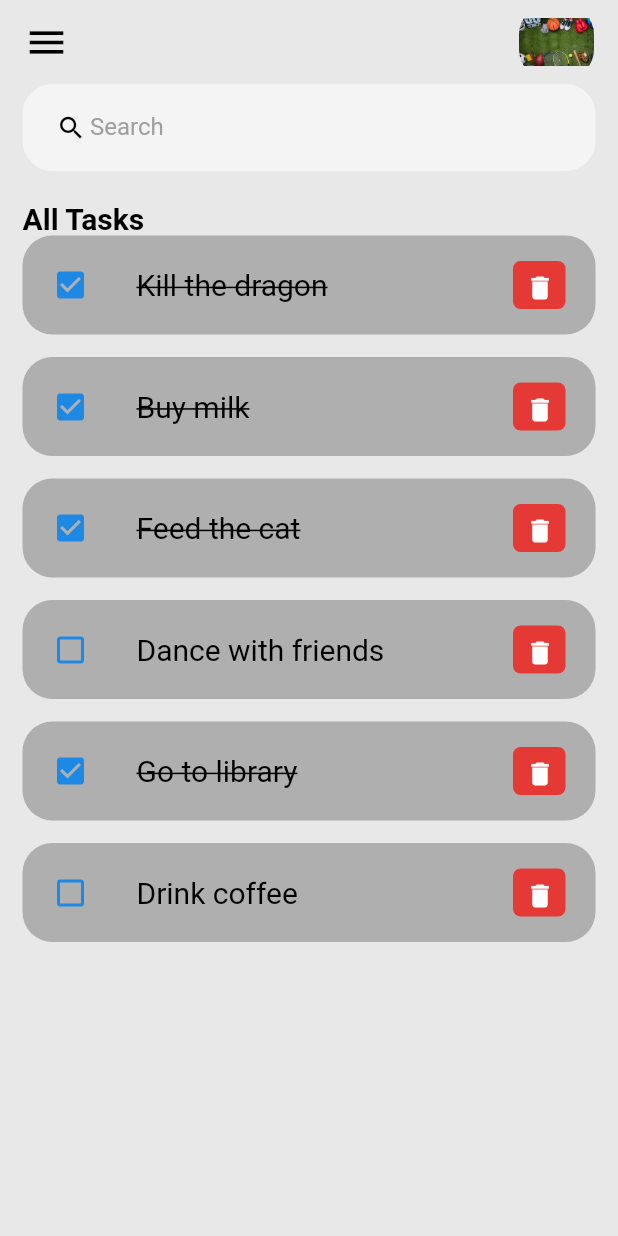
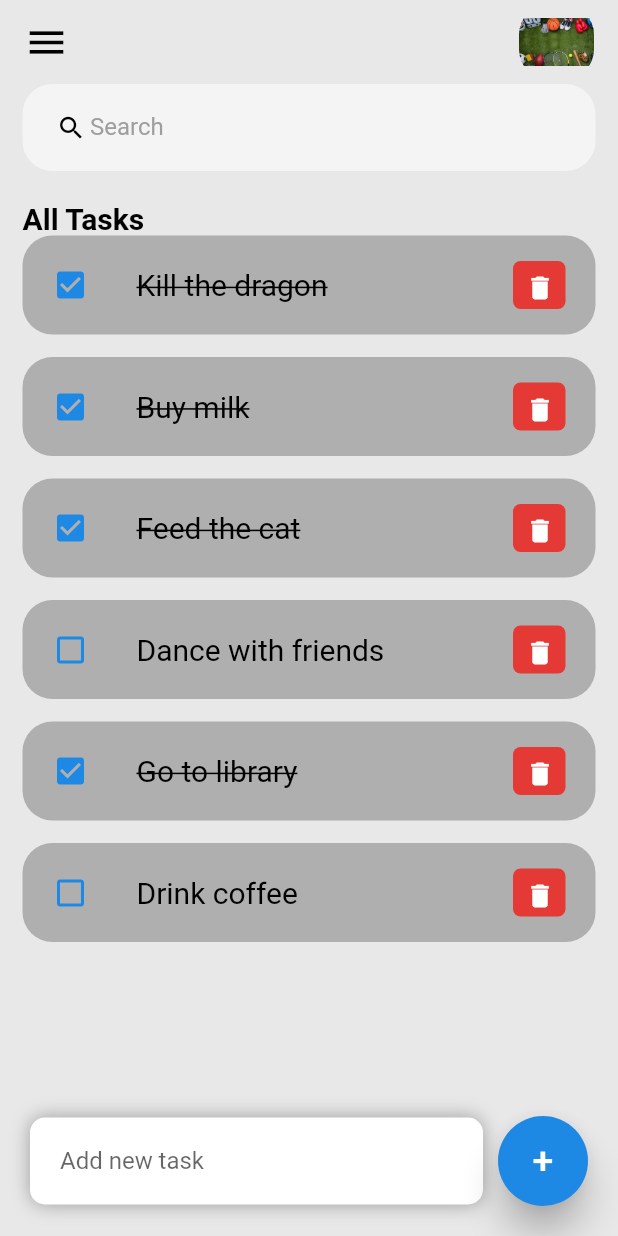
Before and after one commit to Angel-cuba/Flutter_TODO, a Flutter app: the screen it shows after launch, on a phone screen of 412 x 824 dp. Run offline on Flutter 3.47's test engine with Material 2 defaults, Android fonts, the phone set to English and light mode, and no system bars.

Commit message:
Add new task widget

```diff
--- a/lib/screens/home.dart
+++ b/lib/screens/home.dart
@@ -14,7 +14,9 @@ class MyHomePage extends StatelessWidget {
   Widget build(BuildContext context) {
     return Scaffold(
         appBar: _buildAppBar(),
-        body: Container(
+        body: Stack(
+          children: [
+            Container(
               padding: const EdgeInsets.symmetric(horizontal: 15),
               color: tdBg,
               child: Column(children: [
@@ -38,6 +40,50 @@ class MyHomePage extends StatelessWidget {
                   ],
                 ))
               ]),
+            ),
+            Align(
+                alignment: Alignment.bottomCenter,
+                child: Row(
+                  children: [
+                    Expanded(
+                        child: Container(
+                            margin: EdgeInsets.only(
+                                bottom: 20, left: 20, right: 10),
+                            padding: EdgeInsets.symmetric(
+                                horizontal: 20, vertical: 5),
+                            decoration: BoxDecoration(
+                                color: tdWhite,
+                                boxShadow: const [
+                                  BoxShadow(
+                                      color: tdGrey,
+                                      offset: Offset(0.0, 0.0),
+                                      blurRadius: 10,
+                                      spreadRadius: 0.0)
+                                ],
+                                borderRadius: BorderRadius.circular(10)),
+                            child: TextField(
+                              decoration: InputDecoration(
+                                hintText: 'Add new task',
+                                border: InputBorder.none,
+                              ),
+                            ))),
+                    Container(
+                      margin: EdgeInsets.only(bottom: 20, right: 20),
+                      child: ElevatedButton(
+                          child: Text('+', style: TextStyle(fontSize: 25)),
+                          onPressed: () {
+                            print('Add new task');
+                          },
+                          style: ElevatedButton.styleFrom(
+                            primary: tdBlue,
+                            minimumSize: Size(60, 60),
+                            elevation: 10,
+                            shape: CircleBorder(),
+                          )),
+                    )
+                  ],
+                ))
+          ],
         ));
   }
 
```
Lines whose indentation alone changed are shown as unchanged.
